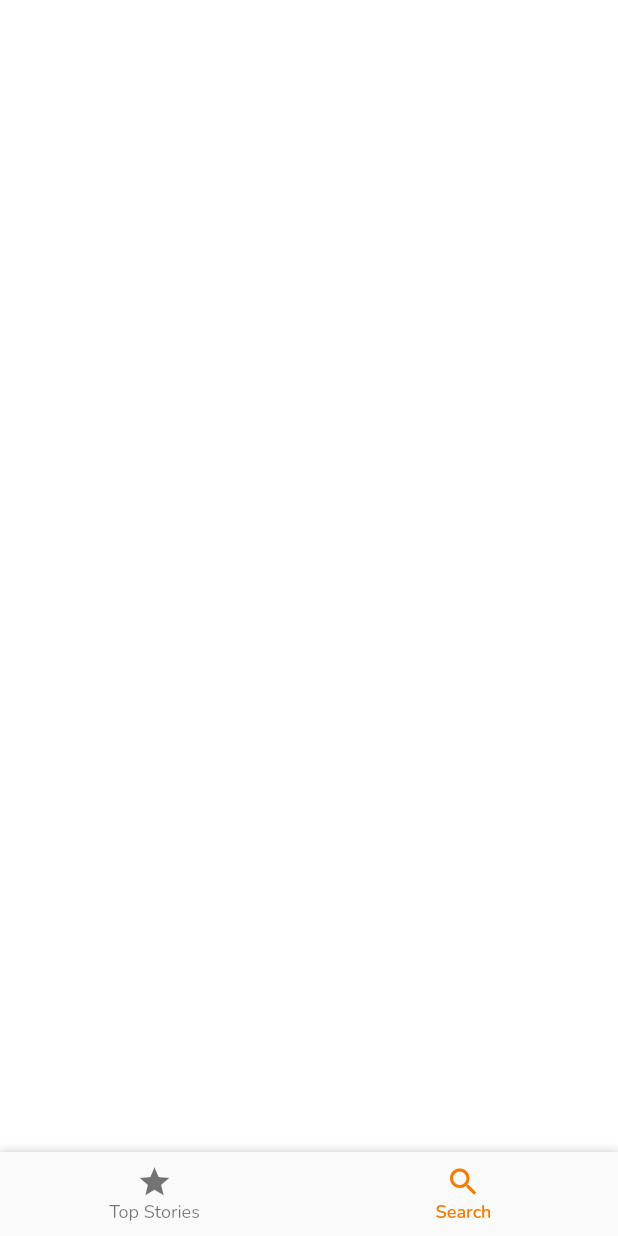
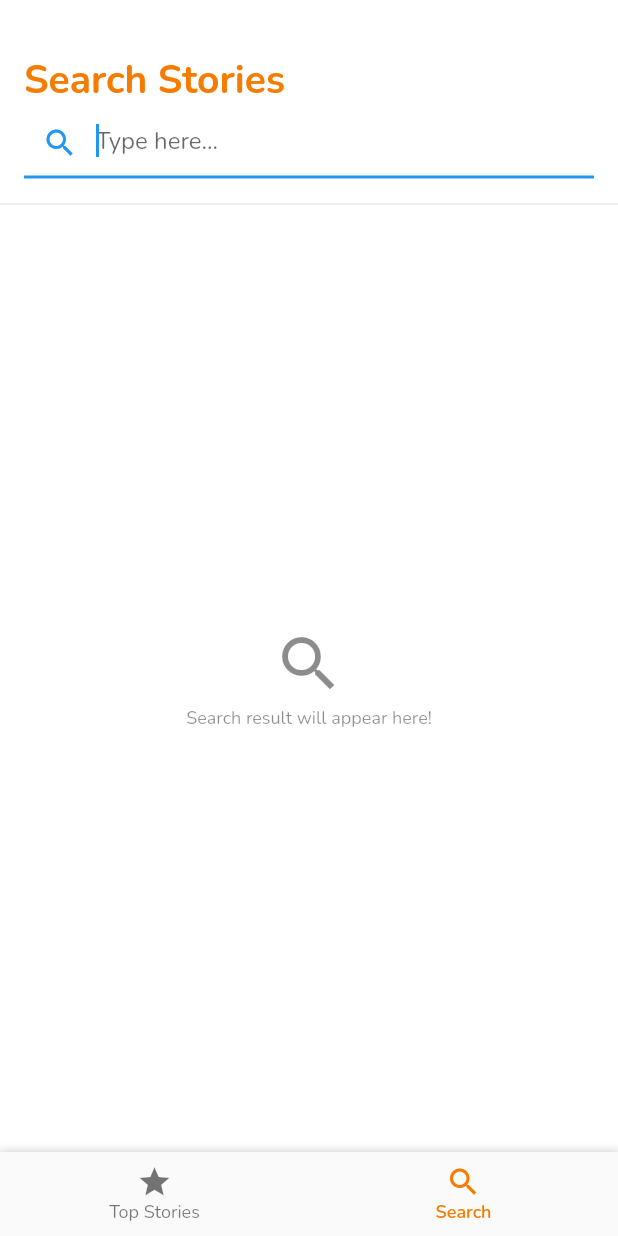
Before and after one commit to adar2378/hacker_news, a Flutter app: the screen it shows after launch, item 2 of the bottom bar chosen, on a phone screen of 412 x 824 dp. Run offline on Flutter 3.47's test engine with Material 2 defaults, Android fonts, the phone set to English and light mode, and no system bars; our stand-ins replace bloc, dio, flutter_bloc, flutter_widget_from_html, google_fonts, rxdart and 3 more; network calls fail.

Commit message:
added search, fixed distinct not triggering bug

```diff
--- a/lib/common/screens/home_screen.dart
+++ b/lib/common/screens/home_screen.dart
@@ -1,5 +1,6 @@
 import 'package:flutter/material.dart';
 import 'package:hacker_news/modules/news_module/screens/news_screen.dart';
+import 'package:hacker_news/modules/search_module/screens/search_screen.dart';
 
 class HomeScreen extends StatefulWidget {
   HomeScreen({Key key}) : super(key: key);
@@ -10,7 +11,7 @@ class HomeScreen extends StatefulWidget {
 
 class _HomeScreenState extends State<HomeScreen> {
   int currentIndex = 0;
-  final screens = [NewScreen(), Container()];
+  final screens = [NewScreen(), SearchScreen()];
   @override
   Widget build(BuildContext context) {
     return Scaffold(
--- a/lib/main.dart
+++ b/lib/main.dart
@@ -18,7 +18,7 @@ class MyApp extends StatelessWidget {
           Theme.of(context).textTheme,
         ),
         scaffoldBackgroundColor: Colors.white,
-        primaryColor: Colors.blue,
+        primaryColor: Colors.orange.shade700,
         visualDensity: VisualDensity.adaptivePlatformDensity,
       ),
       initialRoute: Routes.home,
--- a/lib/modules/search_module/blocs/search_bloc/search_bloc.dart
+++ b/lib/modules/search_module/blocs/search_bloc/search_bloc.dart
@@ -22,7 +22,12 @@ class SearchBloc extends Bloc<SearchEvent, SearchState> {
   Stream<Transition<SearchEvent, SearchState>> transformEvents(Stream<SearchEvent> events, transitionFn) {
     final nonDebounceStream = events.where((event) => event is! SearchFetch);
     final debounceStream =
-        events.where((event) => event is SearchFetch).distinct().debounceTime(Duration(milliseconds: 500));
+        events.where((event) => event is SearchFetch).debounceTime(Duration(milliseconds: 500)).distinct((a, b) {
+      if (a is SearchFetch && b is SearchFetch) {
+        return a.query == b.query;
+      } else
+        return false;
+    });
     return super.transformEvents(MergeStream([nonDebounceStream, debounceStream]), transitionFn);
   }
 
--- /dev/null
+++ b/lib/modules/search_module/screens/search_screen.dart
@@ -0,0 +1,166 @@
+import 'package:flutter/material.dart';
+import 'package:flutter_bloc/flutter_bloc.dart';
+import 'package:hacker_news/common/widgets/listview_loader.dart';
+import 'package:hacker_news/common/widgets/not_found.dart';
+import 'package:hacker_news/modules/news_module/widgets/news_tile.dart';
+import 'package:hacker_news/modules/search_module/blocs/search_bloc/search_bloc.dart';
+import 'package:hacker_news/routes/routes.dart';
+import 'package:hacker_news/styles/font_styles.dart';
+
+class SearchScreen extends StatefulWidget {
+  @override
+  _SearchScreenState createState() => _SearchScreenState();
+}
+
+class _SearchScreenState extends State<SearchScreen> {
+  TextEditingController searchController;
+  SearchBloc searchBloc;
+  FocusNode focusNode;
+  @override
+  void initState() {
+    focusNode = FocusNode();
+    searchController = TextEditingController()..addListener(listener);
+    searchBloc = SearchBloc();
+    super.initState();
+  }
+
+  @override
+  void dispose() {
+    searchBloc?.close();
+    focusNode?.dispose();
+    searchController?.dispose();
+    super.dispose();
+  }
+
+  void listener() {
+    if (focusNode.hasFocus && searchController.value.text.length > 0) {
+      searchBloc.add(SearchFetch(searchController.value.text));
+    }
+  }
+
+  @override
+  void didChangeDependencies() {
+    print(MediaQuery.of(context).padding.bottom);
+    super.didChangeDependencies();
+  }
+
+  @override
+  Widget build(BuildContext context) {
+    return GestureDetector(
+      onTap: () {
+        if (focusNode.hasFocus) focusNode.unfocus();
+      },
+      child: Container(
+        color: Colors.transparent,
+        child: Column(
+          crossAxisAlignment: CrossAxisAlignment.start,
+          children: <Widget>[
+            SizedBox(
+              height: 36,
+            ),
+            Padding(
+              padding: const EdgeInsets.only(left: 16.0),
+              child: Text(
+                "Search Stories",
+                style: FontStyles.title2,
+              ),
+            ),
+            Padding(
+              padding: const EdgeInsets.symmetric(horizontal: 16),
+              child: TextField(
+                controller: searchController,
+                focusNode: focusNode,
+                autofocus: true,
+                decoration: InputDecoration(
+                  prefixIcon: Icon(Icons.search),
+                  hintText: "Type here...",
+                ),
+              ),
+            ),
+            SizedBox(
+              height: 16,
+            ),
+            Divider(
+              height: 2,
+            ),
+            Expanded(
+              child: BlocBuilder<SearchBloc, SearchState>(
+                cubit: searchBloc,
+                builder: (context, state) {
+                  if (state is SearchLoading) {
+                    return ListViewLoader();
+                  } else if (state is SearchData && state.hasData) {
+                    return ListView(
+                      padding: EdgeInsets.symmetric(
+                        vertical: 24,
+                      ),
+                      children: <Widget>[
+                        Padding(
+                          padding: const EdgeInsets.only(left: 16.0),
+                          child: Text(
+                            "Search Results",
+                            style: FontStyles.title,
+                          ),
+                        ),
+                        ListView.separated(
+                          shrinkWrap: true,
+                          physics: NeverScrollableScrollPhysics(),
+                          itemCount: state.articles.length,
+                          separatorBuilder: (context, index) {
+                            return Divider(
+                              height: 2,
+                            );
+                          },
+                          itemBuilder: (context, index) {
+                            final article = state.articles[index];
+                            return InkWell(
+                              onTap: () {
+                                if (focusNode.hasFocus) focusNode.unfocus();
+                                Navigator.pushNamed(context, Routes.newsDetails, arguments: article);
+                              },
+                              child: NewsTile(
+                                article: article,
+                                index: index,
+                              ),
+                            );
+                          },
+                        ),
+                      ],
+                    );
+                  } else if (state is SearchData && !state.hasData) {
+                    return NotFoundWidget(
+                      message: "No stories found!",
+                    );
+                  } else if (state is SearchInitial) {
+                    return SizedBox(
+                      width: MediaQuery.of(context).size.width,
+                      child: Column(
+                        crossAxisAlignment: CrossAxisAlignment.center,
+                        mainAxisAlignment: MainAxisAlignment.center,
+                        children: <Widget>[
+                          Icon(
+                            Icons.search,
+                            size: 48,
+                            color: Colors.black45,
+                          ),
+                          SizedBox(
+                            height: 4,
+                          ),
+                          Text(
+                            "Search result will appear here!",
+                            style: FontStyles.caption,
+                          )
+                        ],
+                      ),
+                    );
+                  } else
+                    return Container();
+                },
+              ),
+            ),
+          ],
+        ),
+      ),
+    );
+  }
+}
--- a/lib/styles/font_styles.dart
+++ b/lib/styles/font_styles.dart
@@ -13,6 +13,10 @@ class FontStyles {
     fontWeight: FontWeight.bold,
   );
 
+  /// TextStyle(
+  ///  color: Colors.black45,
+  ///  fontSize: 12,
+  /// )
   static TextStyle caption = TextStyle(
     color: Colors.black45,
     fontSize: 12,
```
